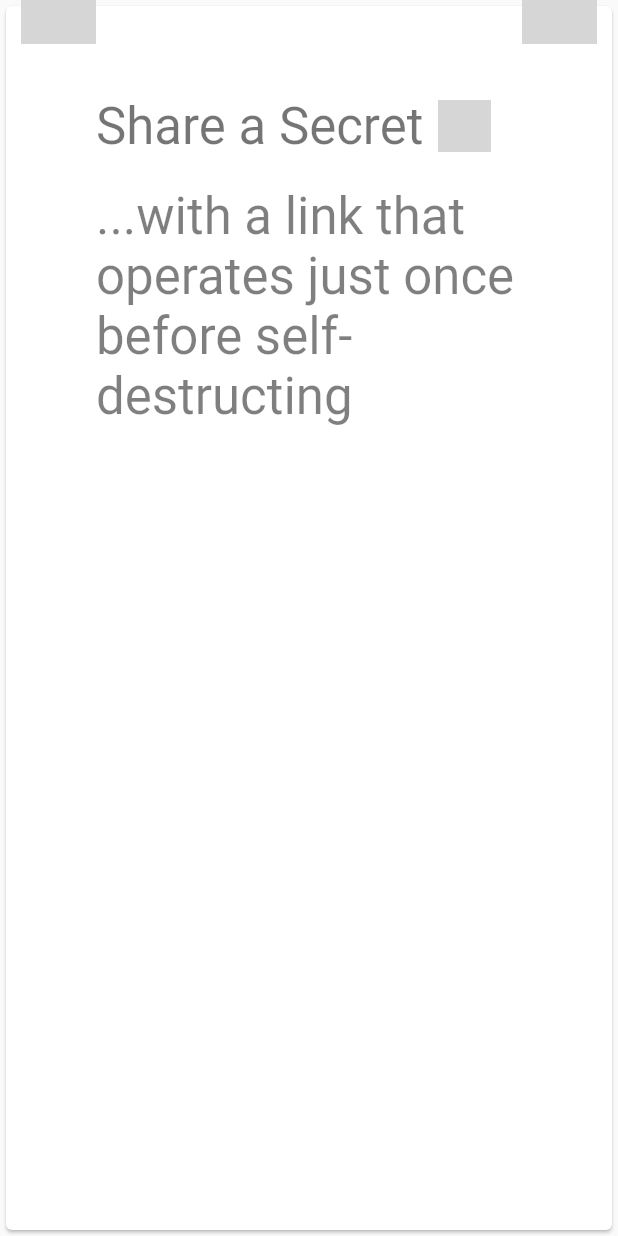
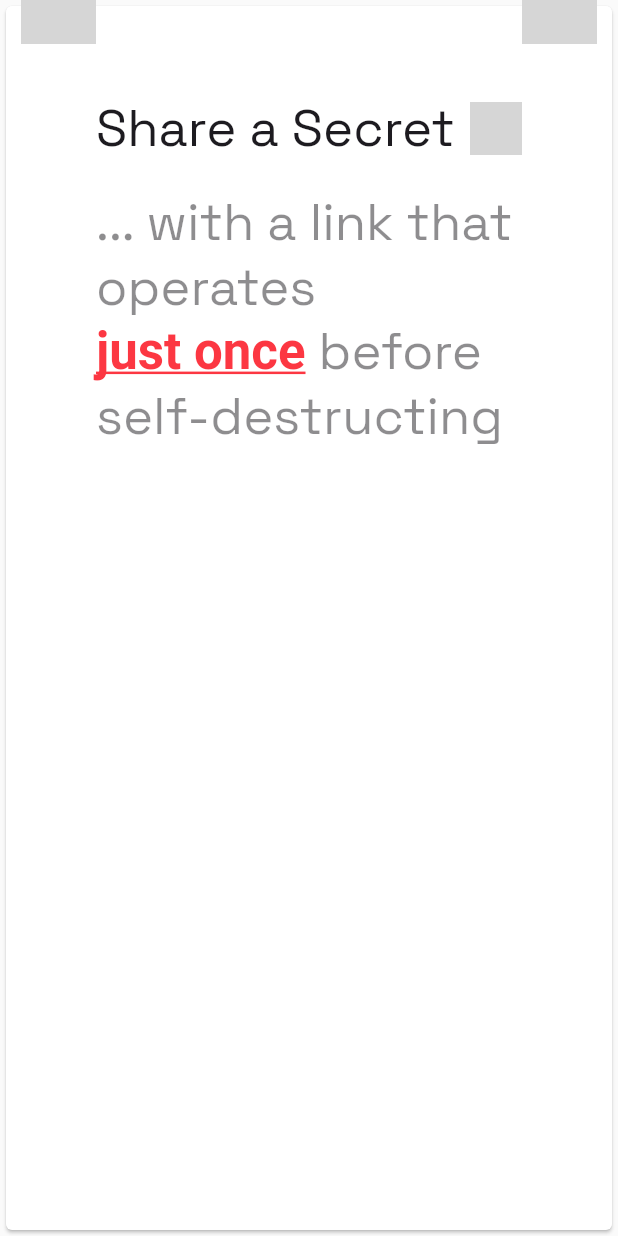
Before and after one commit to victor-42/pws-secrets, a Flutter app: the PinnedMessage widget shown alone on an empty page, opened directly, on a phone screen of 412 x 824 dp. Run offline on Flutter 3.47's test engine with Material 3 defaults, Android fonts, the light colour scheme and no system bars; our stand-ins replace get_it, image_picker, shared_preferences; missing offline and left inert: dart:html; accounts and stored records are empty; statements that could not run were skipped; grey boxes are pictures that could not be loaded.

Commit message:
Fonts and home page

```diff
--- a/app/lib/screens/home.dart
+++ b/app/lib/screens/home.dart
@@ -39,7 +39,6 @@ class LastSecretsScreen extends StatefulWidget {
 }
 
 class LastSecretsScreenState extends State<LastSecretsScreen> {
-
   @override
   Widget build(BuildContext context) {
     return SingleChildScrollView(
@@ -60,7 +59,8 @@ class LastSecretsScreenState extends State<LastSecretsScreen> {
 class WelcomeTexts extends StatelessWidget {
   final Function onToNewSecrets;
 
-  const WelcomeTexts({Key? key, required this.onToNewSecrets}) : super(key: key);
+  const WelcomeTexts({Key? key, required this.onToNewSecrets})
+      : super(key: key);
 
   @override
   Widget build(BuildContext context) {
@@ -72,7 +72,8 @@ class WelcomeTexts extends StatelessWidget {
           Text('One-Time Secrets',
               style: Theme.of(context).textTheme.headlineSmall),
           const SizedBox(height: 15),
-          Text(oneTimeSecretText, style: Theme.of(context).textTheme.bodyMedium),
+          Text(oneTimeSecretText,
+              style: Theme.of(context).textTheme.bodyMedium),
           const SizedBox(height: 30),
           Text('End-to-End Encryption',
               style: Theme.of(context).textTheme.headlineSmall),
@@ -84,22 +85,27 @@ class WelcomeTexts extends StatelessWidget {
           Text(yourChoiceText, style: Theme.of(context).textTheme.bodyMedium),
           const SizedBox(height: 40),
           Row(mainAxisAlignment: MainAxisAlignment.spaceEvenly, children: [
-            HomeSecretButtons(onClick: () {
+            HomeSecretButtons(
+                onClick: () {
                   onToNewSecrets();
-            }, assetPath: 'icons/notepad.png'),
-            HomeSecretButtons(onClick: () {
+                },
+                assetPath: 'icons/notepad.png'),
+            HomeSecretButtons(
+                onClick: () {
                   onToNewSecrets();
-            }, assetPath: 'icons/lock.png'),
-            HomeSecretButtons(onClick: () {
+                },
+                assetPath: 'icons/lock.png'),
+            HomeSecretButtons(
+                onClick: () {
                   onToNewSecrets();
-            }, assetPath: 'icons/camera.png'),
+                },
+                assetPath: 'icons/camera.png'),
           ])
         ]),
       ]),
     );
   }
 }
-
 
 class PinnedMessage extends StatelessWidget {
   @override
@@ -155,11 +161,36 @@ class PinnedMessage extends StatelessWidget {
                   SizedBox(
                     height: 20,
                   ),
-                  Text(
-                    '...with a link that operates just once before self-destructing',
-                    style: Theme.of(context).textTheme.headlineMedium!.copyWith(
-                      color: Theme.of(context).textTheme.headlineMedium!.color!.withOpacity(0.5),
+                  RichText(
+                    text: TextSpan(
+                        style: Theme.of(context)
+                            .textTheme
+                            .headlineMedium!
+                            .copyWith(
+                              color: Theme.of(context)
+                                  .textTheme
+                                  .headlineMedium!
+                                  .color!
+                                  .withOpacity(0.5),
                             ),
+                        children: [
+                          TextSpan(
+                            text: '... with a link that operates \n',
+                          ),
+                          TextSpan(
+                              text: 'just once',
+                              style: TextStyle(
+                                  fontWeight: FontWeight.bold,
+                                  decoration: TextDecoration.underline,
+                                  decorationColor: Theme.of(context)
+                                      .colorScheme
+                                      .primary,
+                                  color:
+                                      Theme.of(context).colorScheme.primary)),
+                          TextSpan(
+                            text: ' before self-destructing',
+                          ),
+                        ]),
                   ),
                 ],
               ),
@@ -169,14 +200,11 @@ class PinnedMessage extends StatelessWidget {
         ),
       ),
     );
-
   }
 }
 
-
 class LastSecretsWidget extends StatefulWidget {
   final Function onToNewSecrets;
-
 
   const LastSecretsWidget({Key? key, required this.onToNewSecrets})
       : super(key: key);
@@ -205,6 +233,7 @@ class LastSecretsWidgetState extends State<LastSecretsWidget> {
     await _stateManager.reloadHomeInformation();
     // Current Timer time as diff between now and oldExpiration in seconds
   }
+
   @override
   Widget build(BuildContext context) {
     return Column(
@@ -218,7 +247,8 @@ class LastSecretsWidgetState extends State<LastSecretsWidget> {
               Text('Last Secrets',
                   style: Theme.of(context).textTheme.headlineSmall),
               const SizedBox(height: 15),
-              Text(lastSecretText, style: Theme.of(context).textTheme.bodyMedium),
+              Text(lastSecretText,
+                  style: Theme.of(context).textTheme.bodyMedium),
             ],
           ),
         ),
@@ -249,15 +279,21 @@ class LastSecretsWidgetState extends State<LastSecretsWidget> {
                     isAntiAlias: true,
                     height: 25,
                   ),
-                    SizedBox(width: 30,),
-                    Text('no one has saved the meta information yet, please reload',
+                  SizedBox(
+                    width: 30,
+                  ),
+                  Text(
+                      'no one has saved the meta information yet, please reload',
                       style: Theme.of(context).textTheme.bodyLarge!.copyWith(
-                          color: Theme.of(context).textTheme.bodyLarge!.color!.withOpacity(0.5),
+                            color: Theme.of(context)
+                                .textTheme
+                                .bodyLarge!
+                                .color!
+                                .withOpacity(0.5),
                           )),
                 ],
               ),
-              )
-            );
+            ));
           }
           return Container(
             constraints: BoxConstraints(maxWidth: 700),
@@ -304,9 +340,7 @@ class LastSecretsWidgetState extends State<LastSecretsWidget> {
               itemCount: links.length,
               itemBuilder: (context, index) {
                 return InkWell(
-                  onTap: () {
-
-                  },
+                  onTap: () {},
                   child: Row(
                     mainAxisAlignment: MainAxisAlignment.start,
                     children: [
@@ -318,10 +352,8 @@ class LastSecretsWidgetState extends State<LastSecretsWidget> {
                         ),
                       ),
                       Text(links[index][0],
-                          style: Theme.of(context)
-                              .textTheme
-                              .bodyMedium!
-                              .copyWith(
+                          style:
+                              Theme.of(context).textTheme.bodyMedium!.copyWith(
                                     decoration: TextDecoration.underline,
                                   )),
                     ],
@@ -332,5 +364,4 @@ class LastSecretsWidgetState extends State<LastSecretsWidget> {
       ],
     );
   }
-
 }
--- a/app/lib/theme.dart
+++ b/app/lib/theme.dart
@@ -26,6 +26,9 @@ MaterialColor createMaterialColor(Color color) {
 class SecretsTheme {
   static ThemeData get lightTheme {
     return ThemeData(
+      textTheme: ThemeData.light().textTheme.apply(
+            fontFamily: 'SpaceGrotesk',
+          ),
       useMaterial3: false,
       primarySwatch: createMaterialColor(primary_color),
       appBarTheme: const AppBarTheme(
@@ -47,6 +50,9 @@ class SecretsTheme {
 
   static ThemeData get darkTheme {
     return ThemeData.dark(useMaterial3: false).copyWith(
+      textTheme: ThemeData.dark().textTheme.apply(
+            fontFamily: 'Chivo',
+          ),
       primaryColor: const Color(0xfffc3742),
       focusColor: const Color(0xfffc3742),
       colorScheme: const ColorScheme.dark(
```
Also changed, not shown: app/pubspec.yaml (+9 -0 lines), app/assets/fonts/chivo-italic.ttf (added), app/assets/fonts/space-grotesk.ttf (added). Lines whose indentation alone changed are shown as unchanged.
